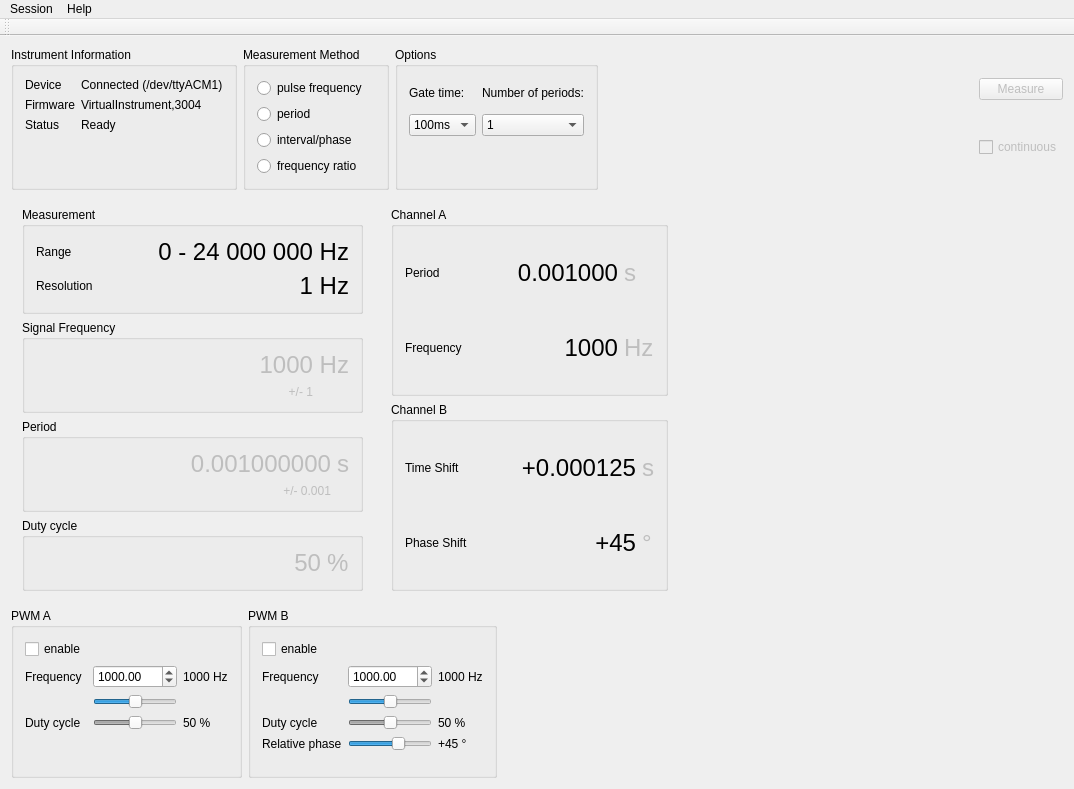
The window that gui/mainwindow.ui (mcejp/virtual-counter) describes before a commit, drawn with Qt 5.
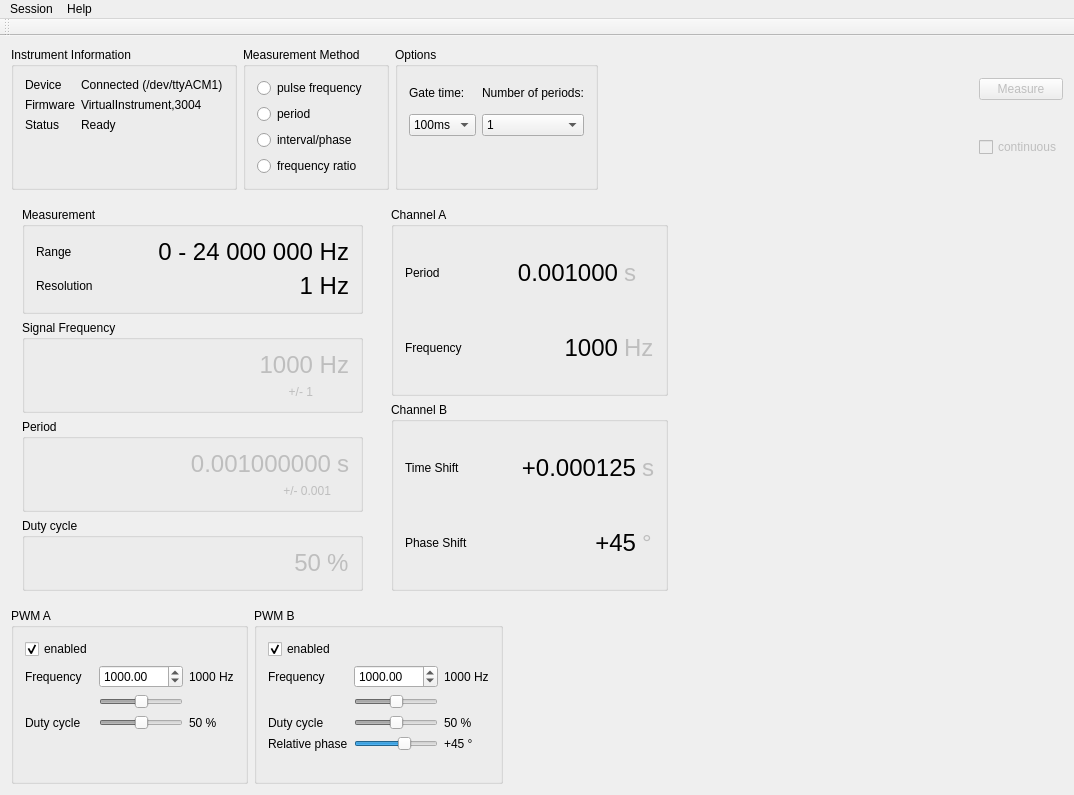
The same window after the commit. Custom widgets are drawn as their Qt base class.

Commit message: Windows deploy script

The edit to the form file:
```diff
--- a/gui/mainwindow.ui
+++ b/gui/mainwindow.ui
@@ -7,7 +7,7 @@
     <x>0</x>
     <y>0</y>
     <width>1074</width>
-    <height>789</height>
+    <height>795</height>
    </rect>
   </property>
   <property name="windowTitle">
@@ -685,7 +685,10 @@
            <item row="0" column="0">
             <widget class="QCheckBox" name="checkBox">
              <property name="text">
-              <string>enable</string>
+              <string>enabled</string>
+             </property>
+             <property name="checked">
+              <bool>true</bool>
              </property>
             </widget>
            </item>
@@ -744,6 +747,9 @@
            </item>
            <item row="3" column="1">
             <widget class="QSlider" name="horizontalSlider_2">
+             <property name="enabled">
+              <bool>false</bool>
+             </property>
              <property name="value">
               <number>50</number>
              </property>
@@ -814,6 +820,9 @@
            </item>
            <item row="3" column="1">
             <widget class="QSlider" name="horizontalSlider_6">
+             <property name="enabled">
+              <bool>false</bool>
+             </property>
              <property name="value">
               <number>50</number>
              </property>
@@ -846,7 +855,10 @@
            <item row="0" column="0">
             <widget class="QCheckBox" name="checkBox_3">
              <property name="text">
-              <string>enable</string>
+              <string>enabled</string>
+             </property>
+             <property name="checked">
+              <bool>true</bool>
              </property>
             </widget>
            </item>
```
The commit also changes 1 other file.
